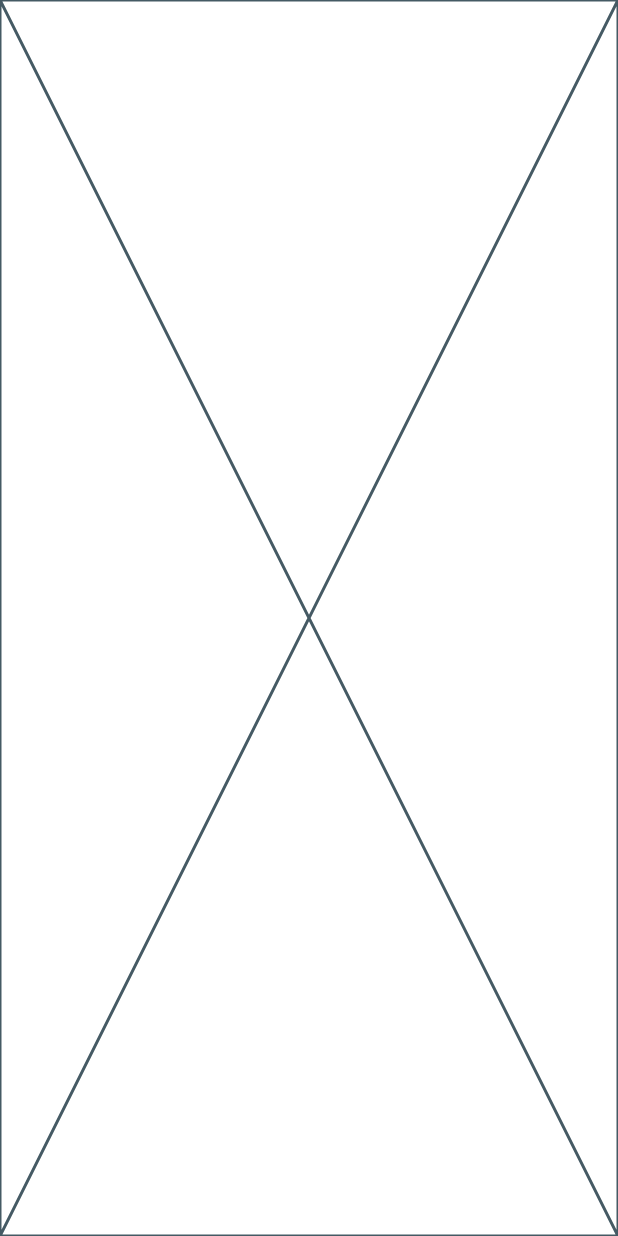
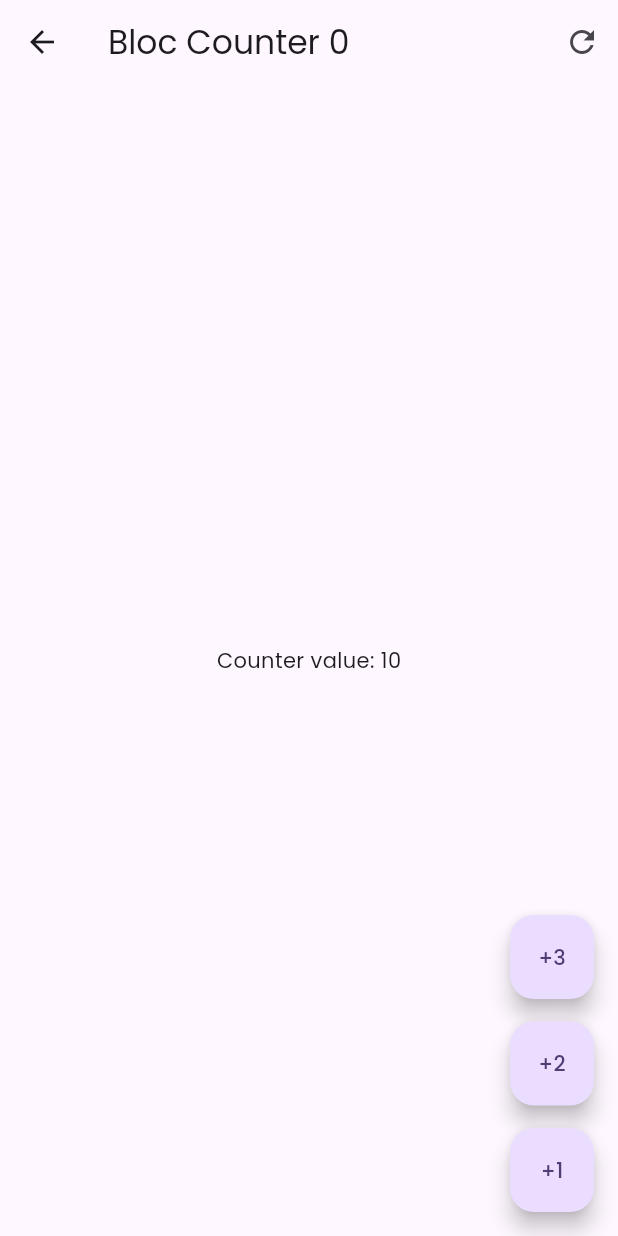
Before and after one commit to manuelduarte077/flutter-state, a Flutter app: the screen it shows after launch, after a tap on "BLoC", on a phone screen of 412 x 824 dp. Run offline on Flutter 3.47's test engine with Material 2 defaults, Android fonts, the phone set to English and light mode, and no system bars; our stand-ins replace bloc, dio, equatable, flutter_bloc, formz, go_router and 1 more.

Commit message:
form validation (#9)

```diff
--- a/forms_app/lib/config/router/app_router.dart
+++ b/forms_app/lib/config/router/app_router.dart
@@ -1,6 +1,7 @@
 import 'package:forms_app/presentation/screens/bloc_counter_screen.dart';
 import 'package:forms_app/presentation/screens/cubit_counter_screen.dart';
 import 'package:forms_app/presentation/screens/home_screen.dart';
+import 'package:forms_app/presentation/screens/register_screen.dart';
 import 'package:go_router/go_router.dart';
 
 final appRouter = GoRouter(
@@ -17,5 +18,9 @@ final appRouter = GoRouter(
       path: '/counter-bloc',
       builder: (context, state) => const BlocCounterScreen(),
     ),
+    GoRoute(
+      path: '/new-user',
+      builder: (context, state) => const RegisterScreen(),
+    ),
   ],
 );
--- /dev/null
+++ b/forms_app/lib/infrastructure/inputs/inputs.dart
@@ -0,0 +1,3 @@
+export 'email.dart';
+export 'password.dart';
+export 'username.dart';
--- /dev/null
+++ b/forms_app/lib/infrastructure/inputs/password.dart
@@ -0,0 +1,31 @@
+import 'package:formz/formz.dart';
+
+// Define input validation errors
+enum PasswordError { empty, length }
+
+// Extend FormzInput and provide the input type and error type.
+class Password extends FormzInput<String, PasswordError> {
+  // Call super.pure to represent an unmodified form input.
+  const Password.pure() : super.pure('');
+
+  // Call super.dirty to represent a modified form input.
+  const Password.dirty(String value) : super.dirty(value);
+
+  String? get errorMessage {
+    if (isValid || isPure) return null;
+
+    if (displayError == PasswordError.empty) return 'El campo es requerido';
+    if (displayError == PasswordError.length) return 'Mínimo 6 caracteres';
+
+    return null;
+  }
+
+  // Override validator to handle validating a given input value.
+  @override
+  PasswordError? validator(String value) {
+    if (value.isEmpty || value.trim().isEmpty) return PasswordError.empty;
+    if (value.length < 6) return PasswordError.length;
+
+    return null;
+  }
+}
--- /dev/null
+++ b/forms_app/lib/infrastructure/inputs/username.dart
@@ -0,0 +1,31 @@
+import 'package:formz/formz.dart';
+
+// Define input validation errors
+enum UsernameError { empty, length }
+
+// Extend FormzInput and provide the input type and error type.
+class Username extends FormzInput<String, UsernameError> {
+  // Call super.pure to represent an unmodified form input.
+  const Username.pure() : super.pure('');
+
+  // Call super.dirty to represent a modified form input.
+  const Username.dirty(String value) : super.dirty(value);
+
+  String? get errorMessage {
+    if (isValid || isPure) return null;
+
+    if (displayError == UsernameError.empty) return 'El campo es requerido';
+    if (displayError == UsernameError.length) return 'Mínimo 6 caracteres';
+
+    return null;
+  }
+
+  // Override validator to handle validating a given input value.
+  @override
+  UsernameError? validator(String value) {
+    if (value.isEmpty || value.trim().isEmpty) return UsernameError.empty;
+    if (value.length < 6) return UsernameError.length;
+
+    return null;
+  }
+}
--- /dev/null
+++ b/forms_app/lib/presentation/blocs/counter_bloc/counter_bloc.dart
@@ -0,0 +1,32 @@
+import 'package:equatable/equatable.dart';
+import 'package:flutter_bloc/flutter_bloc.dart';
+
+part 'counter_event.dart';
+part 'counter_state.dart';
+
+class CounterBloc extends Bloc<CounterEvent, CounterState> {
+  CounterBloc() : super(const CounterState()) {
+    on<CounterIncreased>(_onCounterIncreased);
+    on<CounterReset>(_onCounterReset);
+  }
+
+  void _onCounterIncreased(CounterIncreased event, Emitter<CounterState> emit) {
+    emit(state.copyWith(
+        counter: state.counter + event.value,
+        transactionCount: state.transactionCount + 1));
+  }
+
+  void _onCounterReset(CounterReset event, Emitter<CounterState> emit) {
+    emit(state.copyWith(
+      counter: 0,
+    ));
+  }
+
+  void increaseBy([int value = 1]) {
+    add(CounterIncreased(value));
+  }
+
+  void resetCounter() {
+    add(CounterReset());
+  }
+}
--- /dev/null
+++ b/forms_app/lib/presentation/blocs/counter_bloc/counter_event.dart
@@ -0,0 +1,13 @@
+part of 'counter_bloc.dart';
+
+abstract class CounterEvent {
+  const CounterEvent();
+}
+
+class CounterIncreased extends CounterEvent {
+  final int value;
+
+  const CounterIncreased(this.value);
+}
+
+class CounterReset extends CounterEvent {}
--- /dev/null
+++ b/forms_app/lib/presentation/blocs/counter_bloc/counter_state.dart
@@ -0,0 +1,20 @@
+part of 'counter_bloc.dart';
+
+class CounterState extends Equatable {
+  final int counter;
+  final int transactionCount;
+
+  const CounterState({this.counter = 10, this.transactionCount = 0});
+
+  CounterState copyWith({
+    int? counter,
+    int? transactionCount,
+  }) =>
+      CounterState(
+        counter: counter ?? this.counter,
+        transactionCount: transactionCount ?? this.transactionCount,
+      );
+
+  @override
+  List<Object> get props => [counter, transactionCount];
+}
--- /dev/null
+++ b/forms_app/lib/presentation/blocs/counter_cubit/counter_cubit.dart
@@ -0,0 +1,21 @@
+import 'package:equatable/equatable.dart';
+import 'package:flutter_bloc/flutter_bloc.dart';
+
+part 'counter_state.dart';
+
+class CounterCubit extends Cubit<CounterState> {
+  CounterCubit() : super(const CounterState(counter: 5));
+
+  void increaseBy(int value) {
+    emit(state.copyWith(
+      counter: state.counter + value,
+      transactionCount: state.transactionCount + 1,
+    ));
+  }
+
+  void reset() {
+    emit(state.copyWith(
+      counter: 0,
+    ));
+  }
+}
--- /dev/null
+++ b/forms_app/lib/presentation/blocs/counter_cubit/counter_state.dart
@@ -0,0 +1,20 @@
+part of 'counter_cubit.dart';
+
+class CounterState extends Equatable {
+  final int counter;
+  final int transactionCount;
+
+  const CounterState({this.counter = 0, this.transactionCount = 0});
+
+  copyWith({
+    int? counter,
+    int? transactionCount,
+  }) =>
+      CounterState(
+        counter: counter ?? this.counter,
+        transactionCount: transactionCount ?? this.transactionCount,
+      );
+
+  @override
+  List<Object> get props => [counter, transactionCount];
+}
--- /dev/null
+++ b/forms_app/lib/presentation/blocs/register/register_cubit.dart
@@ -0,0 +1,64 @@
+import 'package:equatable/equatable.dart';
+import 'package:flutter_bloc/flutter_bloc.dart';
+import 'package:forms_app/infrastructure/inputs/inputs.dart';
+import 'package:formz/formz.dart';
+
+part 'register_state.dart';
+
+class RegisterCubit extends Cubit<RegisterFormState> {
+  RegisterCubit() : super(const RegisterFormState());
+
+  void onSubmit() {
+    emit(
+      state.copyWith(
+        formStatus: FormStatus.validating,
+        username: Username.dirty(state.username.value),
+        password: Password.dirty(state.password.value),
+        email: Email.dirty(state.email.value),
+        isValid: Formz.validate(
+          [
+            state.username,
+            state.password,
+            state.email,
+          ],
+        ),
+      ),
+    );
+  }
+
+  void usernameChanged(String value) {
+    final username = Username.dirty(value);
+    emit(
+      state.copyWith(
+        username: username,
+        isValid: Formz.validate(
+          [username, state.password, state.email],
+        ),
+      ),
+    );
+  }
+
+  void emailChanged(String value) {
+    final email = Email.dirty(value);
+    emit(
+      state.copyWith(
+        email: email,
+        isValid: Formz.validate(
+          [email, state.password, state.username],
+        ),
+      ),
+    );
+  }
+
+  void passwordChanged(String value) {
+    final password = Password.dirty(value);
+    emit(
+      state.copyWith(
+        password: password,
+        isValid: Formz.validate(
+          [password, state.username, state.email],
+        ),
+      ),
+    );
+  }
+}
--- a/forms_app/lib/presentation/screens/bloc_counter_screen.dart
+++ b/forms_app/lib/presentation/screens/bloc_counter_screen.dart
@@ -1,10 +1,73 @@
 import 'package:flutter/material.dart';
+import 'package:flutter_bloc/flutter_bloc.dart';
+import 'package:forms_app/presentation/blocs/counter_bloc/counter_bloc.dart';
 
 class BlocCounterScreen extends StatelessWidget {
   const BlocCounterScreen({super.key});
 
   @override
   Widget build(BuildContext context) {
-    return const Placeholder();
+    return BlocProvider(
+      create: (_) => CounterBloc(),
+      child: const BlocCounterView(),
+    );
   }
 }
+
+class BlocCounterView extends StatelessWidget {
+  const BlocCounterView({
+    super.key,
+  });
+
+  void increaseCounterBy(BuildContext context, [int value = 1]) {
+    context.read<CounterBloc>().increaseBy(value);
+  }
+
+  @override
+  Widget build(BuildContext context) {
+    return Scaffold(
+      appBar: AppBar(
+        title: context.select((CounterBloc bloc) =>
+            Text('Bloc Counter ${bloc.state.transactionCount}')),
+        actions: [
+          IconButton(
+            onPressed: () => context.read<CounterBloc>().resetCounter(),
+            icon: const Icon(
+              Icons.refresh_outlined,
+            ),
+          )
+        ],
+      ),
+      body: Center(
+        child: context.select((CounterBloc counterBloc) =>
+            Text('Counter value: ${counterBloc.state.counter}')),
+      ),
+      floatingActionButton: Column(
+        mainAxisAlignment: MainAxisAlignment.end,
+        children: [
+          FloatingActionButton(
+            heroTag: '1',
+            child: const Text('+3'),
+            onPressed: () => increaseCounterBy(context, 3),
+          ),
+          const SizedBox(
+            height: 15,
+          ),
+          FloatingActionButton(
+            heroTag: '2',
+            child: const Text('+2'),
+            onPressed: () => increaseCounterBy(context, 2),
+          ),
+          const SizedBox(
+            height: 15,
+          ),
+          FloatingActionButton(
+            heroTag: '3',
+            child: const Text('+1'),
+            onPressed: () => increaseCounterBy(context),
+          ),
+        ],
+      ),
+    );
+  }
+}
--- a/forms_app/lib/presentation/screens/home_screen.dart
+++ b/forms_app/lib/presentation/screens/home_screen.dart
@@ -25,6 +25,12 @@ class HomeScreen extends StatelessWidget {
             padding: EdgeInsets.symmetric(horizontal: 10),
             child: Divider(),
           ),
+          ListTile(
+            title: const Text('Nuevo usuario'),
+            subtitle: const Text('Manejo de formularios'),
+            trailing: const Icon(Icons.arrow_forward_ios_rounded),
+            onTap: () => context.push('/new-user'),
+          ),
         ],
       ),
     );
--- /dev/null
+++ b/forms_app/lib/presentation/widgets/widgets.dart
@@ -0,0 +1 @@
+export 'inputs/custom_text_form_field.dart';
--- a/forms_app/pubspec.yaml
+++ b/forms_app/pubspec.yaml
@@ -11,6 +11,7 @@ dependencies:
   flutter:
     sdk: flutter
   flutter_bloc: ^8.1.3
+  formz: ^0.6.0
   go_router: ^8.0.3
   google_fonts: ^5.0.0
 
```
Also changed, not shown: forms_app/lib/infrastructure/inputs/email.dart (added, +36 -0 lines), forms_app/lib/presentation/blocs/register/register_state.dart (added, +37 -0 lines), forms_app/lib/presentation/screens/cubit_counter_screen.dart (+49 -19 lines), forms_app/lib/presentation/screens/register_screen.dart (added, +89 -0 lines), forms_app/lib/presentation/widgets/inputs/custom_text_form_field.dart (added, +52 -0 lines), forms_app/pubspec.lock.
